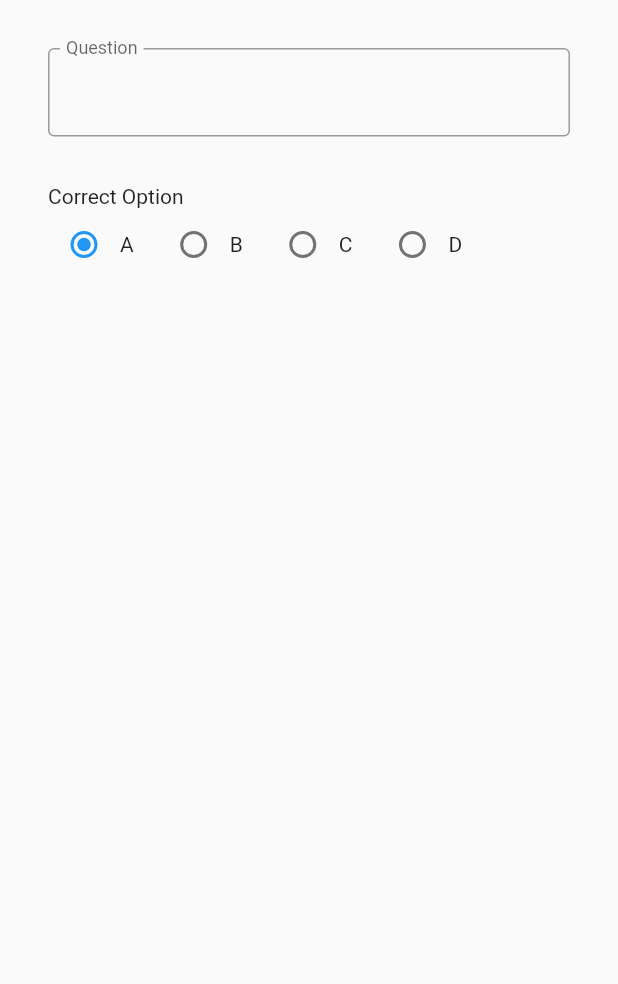
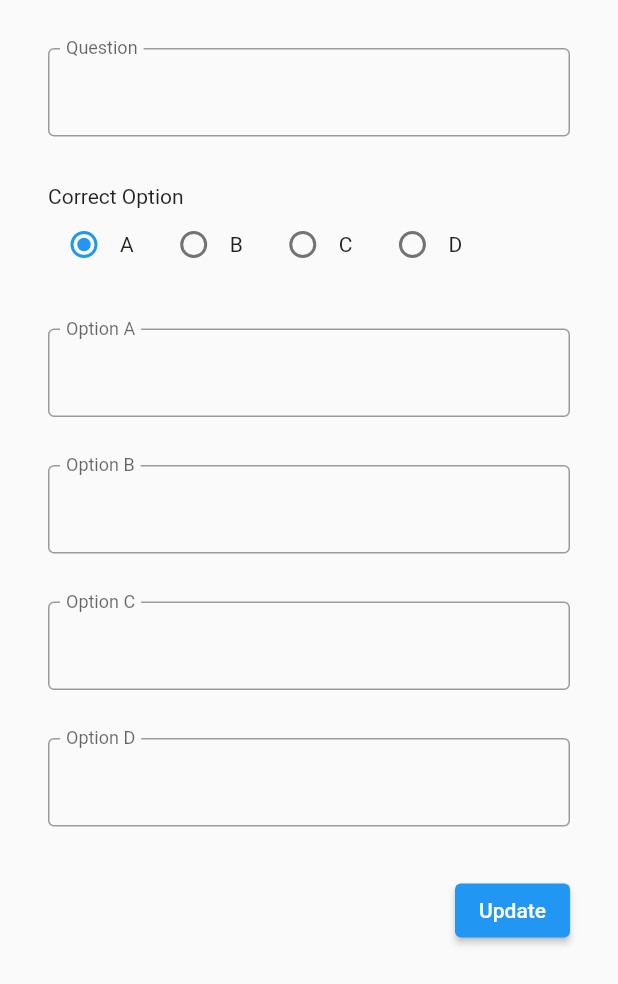
Before and after one commit to obumnwabude/questions-flutter, a Flutter app: the screen it shows after launch, on a phone screen of 412 x 824 dp. Shown: the top 984 px of the screen. Run offline on Flutter 3.47's test engine with Material 2 defaults, Android fonts, the phone set to English and light mode, and no system bars.

Commit message:
complete building question form
add formfields for option values
add update button
compile form values only on validated form
show snackbar on update success or failure

```diff
--- a/lib/main.dart
+++ b/lib/main.dart
@@ -10,13 +10,17 @@ class MyApp extends StatelessWidget {
     return MaterialApp(
       debugShowCheckedModeBanner: false,
       theme: ThemeData(
-            primarySwatch: Colors.blue,
         inputDecorationTheme: const InputDecorationTheme(
           border: OutlineInputBorder(),
-                floatingLabelBehavior: FloatingLabelBehavior.always)),
-        home: const QuestionForm());
+          floatingLabelBehavior: FloatingLabelBehavior.always,
+        ),
+      ),
+      home: const QuestionForm(),
+    );
   }
 }
+
+const options = ['A', 'B', 'C', 'D'];
 
 class QuestionForm extends StatefulWidget {
   const QuestionForm({Key? key}) : super(key: key);
@@ -26,12 +30,17 @@ class QuestionForm extends StatefulWidget {
 }
 
 class _QuestionFormState extends State<QuestionForm> {
+  final _formKey = GlobalKey<FormState>();
   final _questionCtrl = TextEditingController();
-  var _correctOption = 'A';
+  final _optionCtrls = options.map((o) => TextEditingController()).toList();
+  final _question = {'value': '', 'correct': options[0], 'options': options};
 
   @override
   void dispose() {
     _questionCtrl.dispose();
+    for (var ctrl in _optionCtrls) {
+      ctrl.dispose();
+    }
     super.dispose();
   }
 
@@ -39,28 +48,99 @@ class _QuestionFormState extends State<QuestionForm> {
   Widget build(BuildContext context) {
     return SafeArea(
       child: Scaffold(
-        body: ListView(
-          padding: const EdgeInsets.all(32),
-          children: [
+        body: Form(
+          key: _formKey,
+          autovalidateMode: AutovalidateMode.onUserInteraction,
+          child: ListView(
+            padding: const EdgeInsets.all(32), children: [
             TextFormField(
               controller: _questionCtrl,
-                decoration: const InputDecoration(labelText: 'Question')),
+              decoration: const InputDecoration(labelText: 'Question'),
+              validator: (v) =>
+                  v!.isEmpty ? 'Please fill in the Question' : null,
+            ),
             const SizedBox(height: 32),
             const Text('Correct Option'),
             Row(
-                children: ['A', 'B', 'C', 'D']
+                children: options
                     .map((option) => [
                           Radio<String>(
                             value: option,
-                              groupValue: _correctOption,
+                            groupValue: _question['correct'] as String,
                             onChanged: (v) =>
-                                  setState(() => _correctOption = v!)),
+                                setState(() => _question['correct'] = v!),
+                          ),
                           Text(option),
                           const SizedBox(width: 16)
                         ])
                     .expand((w) => w)
-                    .toList())
-          ],
+                    .toList()),
+            const SizedBox(height: 32),
+            ...options
+                .asMap()
+                .entries
+                .map((entry) => [
+                      TextFormField(
+                        controller: _optionCtrls[entry.key],
+                        decoration:
+                            InputDecoration(labelText: 'Option ${entry.value}'),
+                        validator: (v) => v!.isEmpty
+                            ? 'Please fill in Option ${entry.value}'
+                            : null,
+                      ),
+                      const SizedBox(height: 32),
+                    ])
+                .expand((w) => w),
+            Row(mainAxisAlignment: MainAxisAlignment.end, children: [
+              ElevatedButton(
+                onPressed: () {
+                  if (_formKey.currentState!.validate()) {
+                    _question['value'] = _questionCtrl.text;
+                    _question['options'] = _optionCtrls.asMap().entries.map(
+                        (entry) => {options[entry.key]: entry.value.text});
+                    ScaffoldMessenger.of(context).showSnackBar(
+                      SnackBar(
+                        margin: EdgeInsets.only(
+                          bottom: MediaQuery.of(context).size.height - 96,
+                          right: 16,
+                          left: 16,
+                        ),
+                        behavior: SnackBarBehavior.floating,
+                        content: Row(children: const [
+                          Icon(
+                            Icons.gpp_good,
+                            color: Colors.greenAccent,
+                          ),
+                          SizedBox(width: 8),
+                          Text('Question updated successfully.'),
+                        ]),
+                      ),
+                    );
+                  } else {
+                    ScaffoldMessenger.of(context).showSnackBar(
+                      SnackBar(
+                        margin: EdgeInsets.only(
+                          bottom: MediaQuery.of(context).size.height - 96,
+                          right: 16,
+                          left: 16,
+                        ),
+                        behavior: SnackBarBehavior.floating,
+                        content: Row(children: const [
+                          Icon(
+                            Icons.error,
+                            color: Colors.redAccent,
+                          ),
+                          SizedBox(width: 8),
+                          Text('Please fill all required fields above.'),
+                        ]),
+                      ),
+                    );
+                  }
+                },
+                child: const Text('Update'),
+              )
+            ]),
+          ]),
         ),
       ),
     );
```
Lines whose indentation alone changed are shown as unchanged.
